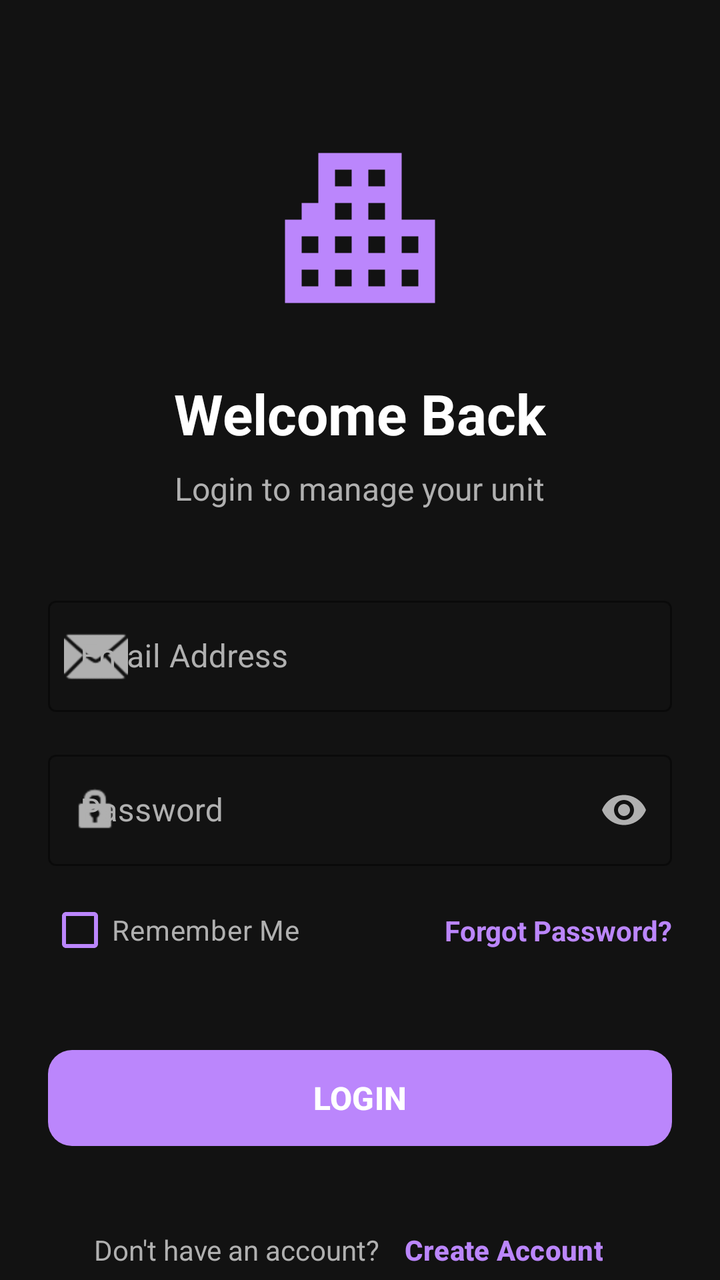
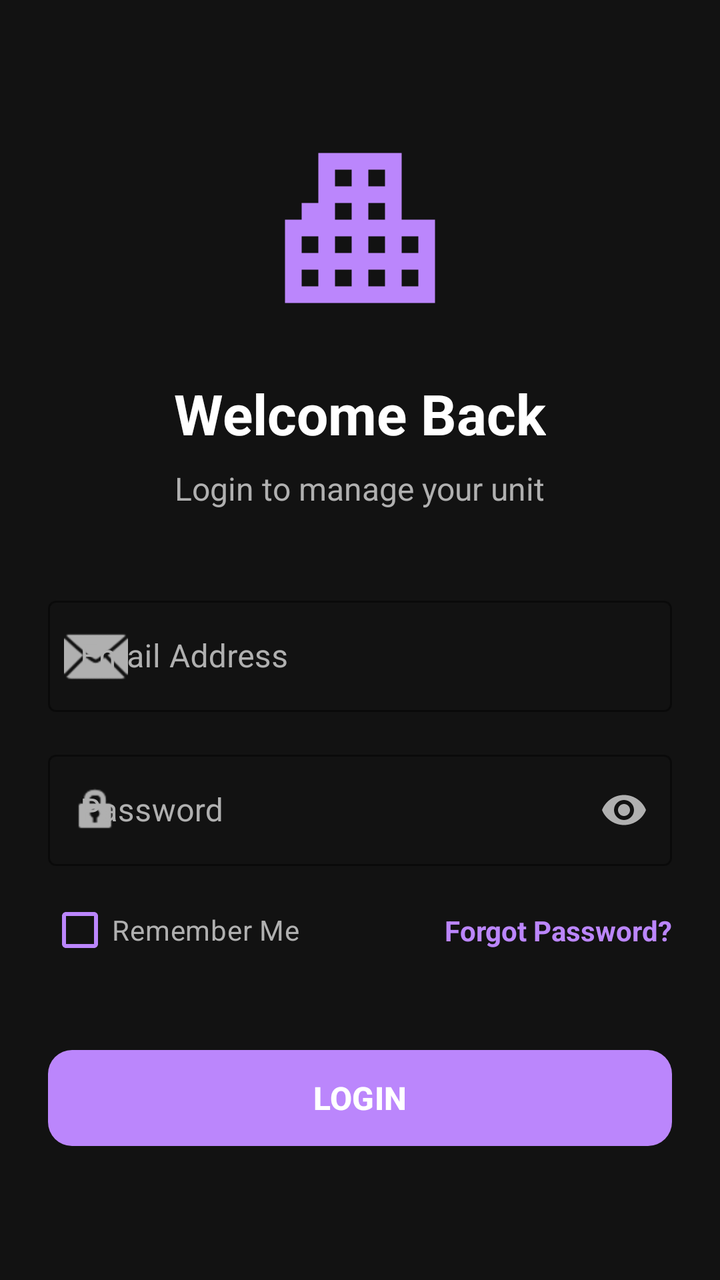

Two renders of the same Android screen: before a commit and after it. Below are the layout's source before the change and the commit's diff.
<!-- AndroidManifest.xml: application theme Theme.ApartaApp -->
<!-- res/layout/activity_login.xml -->
<?xml version="1.0" encoding="utf-8"?>
<androidx.core.widget.NestedScrollView xmlns:android="http://schemas.android.com/apk/res/android"
    xmlns:app="http://schemas.android.com/apk/res-auto"
    android:id="@+id/login_main"
    android:layout_width="match_parent"
    android:layout_height="match_parent"
    android:background="@color/background_dark"
    android:fillViewport="true">

    <androidx.constraintlayout.widget.ConstraintLayout
        android:layout_width="match_parent"
        android:layout_height="wrap_content"
        android:padding="24dp">

        <ImageView
            android:id="@+id/iv_logo"
            android:layout_width="100dp"
            android:layout_height="100dp"
            android:layout_marginTop="40dp"
            android:src="@drawable/ic_apartment"
            app:layout_constraintEnd_toEndOf="parent"
            app:layout_constraintStart_toStartOf="parent"
            app:layout_constraintTop_toTopOf="parent" />

        <TextView
            android:id="@+id/tv_welcome"
            android:layout_width="wrap_content"
            android:layout_height="wrap_content"
            android:layout_marginTop="24dp"
            android:text="Welcome Back"
            android:textColor="@color/text_primary"
            android:textSize="28sp"
            android:textStyle="bold"
            app:layout_constraintEnd_toEndOf="parent"
            app:layout_constraintStart_toStartOf="parent"
            app:layout_constraintTop_toBottomOf="@id/iv_logo" />

        <TextView
            android:id="@+id/tv_subtitle"
            android:layout_width="wrap_content"
            android:layout_height="wrap_content"
            android:layout_marginTop="8dp"
            android:text="Login to manage your unit"
            android:textColor="@color/text_secondary"
            android:textSize="16sp"
            app:layout_constraintEnd_toEndOf="parent"
            app:layout_constraintStart_toStartOf="parent"
            app:layout_constraintTop_toBottomOf="@id/tv_welcome" />

        <com.google.android.material.textfield.TextInputLayout
            android:id="@+id/til_email"
            style="@style/Widget.MaterialComponents.TextInputLayout.OutlinedBox"
            android:layout_width="match_parent"
            android:layout_height="wrap_content"
            android:layout_marginTop="40dp"
            android:hint="Email Address"
            android:textColorHint="@color/text_secondary"
            app:boxStrokeColor="@color/primary_color"
            app:hintTextColor="@color/primary_color"
            app:layout_constraintTop_toBottomOf="@id/tv_subtitle"
            app:startIconDrawable="@android:drawable/ic_dialog_email"
            app:startIconTint="@color/text_secondary">

            <com.google.android.material.textfield.TextInputEditText
                android:id="@+id/et_email"
                android:layout_width="match_parent"
                android:layout_height="wrap_content"
                android:inputType="textEmailAddress"
                android:textColor="@color/text_primary" />
        </com.google.android.material.textfield.TextInputLayout>

        <com.google.android.material.textfield.TextInputLayout
            android:id="@+id/til_password"
            style="@style/Widget.MaterialComponents.TextInputLayout.OutlinedBox"
            android:layout_width="match_parent"
            android:layout_height="wrap_content"
            android:layout_marginTop="16dp"
            android:hint="Password"
            android:textColorHint="@color/text_secondary"
            app:boxStrokeColor="@color/primary_color"
            app:hintTextColor="@color/primary_color"
            app:layout_constraintTop_toBottomOf="@id/til_email"
            app:passwordToggleEnabled="true"
            app:passwordToggleTint="@color/text_secondary"
            app:startIconDrawable="@android:drawable/ic_lock_idle_lock"
            app:startIconTint="@color/text_secondary">

            <com.google.android.material.textfield.TextInputEditText
                android:id="@+id/et_password"
                android:layout_width="match_parent"
                android:layout_height="wrap_content"
                android:inputType="textPassword"
                android:textColor="@color/text_primary" />
        </com.google.android.material.textfield.TextInputLayout>

        <com.google.android.material.checkbox.MaterialCheckBox
            android:id="@+id/cb_remember"
            android:layout_width="wrap_content"
            android:layout_height="wrap_content"
            android:layout_marginTop="8dp"
            android:text="Remember Me"
            android:textColor="@color/text_secondary"
            app:buttonTint="@color/primary_color"
            app:layout_constraintStart_toStartOf="parent"
            app:layout_constraintTop_toBottomOf="@id/til_password" />

        <TextView
            android:id="@+id/tv_forgot_password"
            android:layout_width="wrap_content"
            android:layout_height="wrap_content"
            android:text="Forgot Password?"
            android:textColor="@color/primary_color"
            android:textStyle="bold"
            app:layout_constraintBottom_toBottomOf="@id/cb_remember"
            app:layout_constraintEnd_toEndOf="parent"
            app:layout_constraintTop_toTopOf="@id/cb_remember" />

        <com.google.android.material.button.MaterialButton
            android:id="@+id/btn_login"
            android:layout_width="match_parent"
            android:layout_height="56dp"
            android:layout_marginTop="32dp"
            android:text="LOGIN"
            android:textSize="16sp"
            android:textStyle="bold"
            app:cornerRadius="12dp"
            app:layout_constraintTop_toBottomOf="@id/cb_remember" />

        <ProgressBar
            android:id="@+id/progress_bar"
            android:layout_width="wrap_content"
            android:layout_height="wrap_content"
            android:visibility="gone"
            android:layout_marginTop="16dp"
            app:layout_constraintTop_toBottomOf="@id/btn_login"
            app:layout_constraintStart_toStartOf="parent"
            app:layout_constraintEnd_toEndOf="parent" />

        <LinearLayout
            android:layout_width="wrap_content"
            android:layout_height="wrap_content"
            android:layout_marginTop="24dp"
            android:layout_marginBottom="24dp"
            android:orientation="horizontal"
            app:layout_constraintBottom_toBottomOf="parent"
            app:layout_constraintEnd_toEndOf="parent"
            app:layout_constraintStart_toStartOf="parent"
            app:layout_constraintTop_toBottomOf="@id/progress_bar"
            app:layout_constraintVertical_bias="0">

            <TextView
                android:layout_width="wrap_content"
                android:layout_height="wrap_content"
                android:text="Don't have an account?"
                android:textColor="@color/text_secondary" />

            <com.google.android.material.button.MaterialButton
                android:id="@+id/btn_create_account"
                style="@style/Widget.Material3.Button.TextButton"
                android:layout_width="wrap_content"
                android:layout_height="wrap_content"
                android:text="Create Account"
                android:textColor="@color/primary_color"
                android:textStyle="bold" />
        </LinearLayout>

    </androidx.constraintlayout.widget.ConstraintLayout>

</androidx.core.widget.NestedScrollView>
<!-- resources referenced by this layout -->
<resources>
  <color name="background_dark">#121212</color>
  <color name="primary_color">#BB86FC</color>
  <color name="text_primary">#FFFFFF</color>
  <color name="text_secondary">#B0B0B0</color>
  <!-- drawable ic_apartment (drawable) -->
  <?xml version="1.0" encoding="utf-8"?>
  <vector xmlns:android="http://schemas.android.com/apk/res/android"
      android:width="120dp"
      android:height="120dp"
      android:viewportWidth="24"
      android:viewportHeight="24"
      android:tint="@color/primary_color">
      <path
          android:fillColor="@android:color/white"
          android:pathData="M17,11V3H7V11H3V21H21V11H17ZM7,19H5V17H7V19ZM7,15H5V13H7V15ZM7,11H5V9H7V11ZM11,19H9V17H11V19ZM11,15H9V13H11V15ZM11,11H9V9H11V11ZM11,7H9V5H11V7ZM15,19H13V17H15V19ZM15,15H13V13H15V15ZM15,11H13V9H15V11ZM15,7H13V5H15V7ZM19,19H17V17H19V19ZM19,15H17V13H19V15Z" />
  </vector>
  <style name="Theme.ApartaApp" parent="Base.Theme.ApartaApp" />
  <style name="Base.Theme.ApartaApp" parent="Theme.Material3.DayNight.NoActionBar">
          <item name="colorPrimary">@color/primary_color</item>
          <item name="colorPrimaryVariant">@color/primary_variant</item>
          <item name="colorSecondary">@color/secondary_color</item>
          <item name="android:windowBackground">@color/background_dark</item>
          <item name="android:statusBarColor">@color/background_dark</item>
          <item name="android:windowLightStatusBar">false</item>
      </style>
  <color name="primary_variant">#3700B3</color>
  <color name="secondary_color">#03DAC6</color>
</resources>

<!-- the commit's change to res/layout/activity_login.xml (unified diff, before → after) -->
@@ -136,34 +136,6 @@
             app:layout_constraintStart_toStartOf="parent"
             app:layout_constraintEnd_toEndOf="parent" />
 
-        <LinearLayout
-            android:layout_width="wrap_content"
-            android:layout_height="wrap_content"
-            android:layout_marginTop="24dp"
-            android:layout_marginBottom="24dp"
-            android:orientation="horizontal"
-            app:layout_constraintBottom_toBottomOf="parent"
-            app:layout_constraintEnd_toEndOf="parent"
-            app:layout_constraintStart_toStartOf="parent"
-            app:layout_constraintTop_toBottomOf="@id/progress_bar"
-            app:layout_constraintVertical_bias="0">
-
-            <TextView
-                android:layout_width="wrap_content"
-                android:layout_height="wrap_content"
-                android:text="Don't have an account?"
-                android:textColor="@color/text_secondary" />
-
-            <com.google.android.material.button.MaterialButton
-                android:id="@+id/btn_create_account"
-                style="@style/Widget.Material3.Button.TextButton"
-                android:layout_width="wrap_content"
-                android:layout_height="wrap_content"
-                android:text="Create Account"
-                android:textColor="@color/primary_color"
-                android:textStyle="bold" />
-        </LinearLayout>
-
     </androidx.constraintlayout.widget.ConstraintLayout>
 
 </androidx.core.widget.NestedScrollView>
